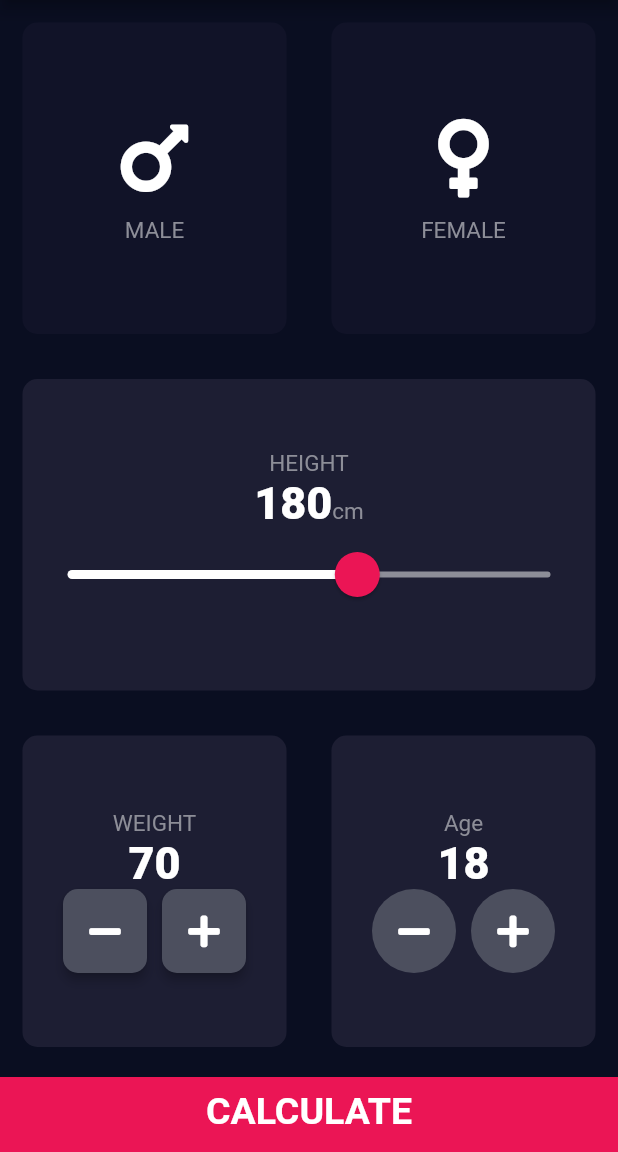
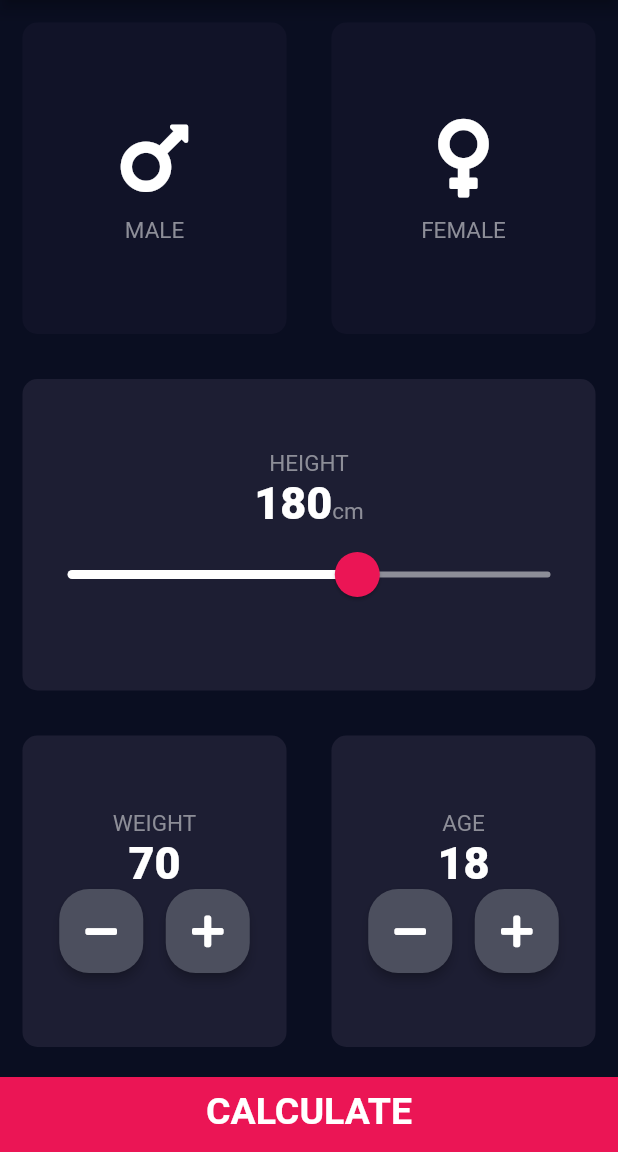
Before and after one commit to cv1927/bmicalculatorflutter, a Flutter app: the screen it shows after launch, on a phone screen of 412 x 824 dp, the part 84-1236 px from its top. Run offline on Flutter 3.47's test engine with Material 2 defaults, Android fonts, the phone set to English and light mode, and no system bars; our stand-ins replace font_awesome_flutter.

```diff
--- a/lib/pages/bmi_menu.dart
+++ b/lib/pages/bmi_menu.dart
@@ -11,6 +11,8 @@ import 'package:bmi_calculator/enums/enum_gender_bmi.dart';
 
 import 'package:bmi_calculator/functions/bmi_brain.dart';
 
+import 'package:bmi_calculator/pages/bmi_result.dart';
+
 class BMIMenu extends StatefulWidget {
   @override
   _BMIMenuState createState() => _BMIMenuState();
@@ -18,18 +20,6 @@ class BMIMenu extends StatefulWidget {
 }
 
 class _BMIMenuState extends State<BMIMenu> {
-  @override
-  Widget build(BuildContext context) {
-    return _ContentBMIMenu();
-  }
-}
-
-class _ContentBMIMenu extends StatefulWidget {
-  @override
-  __ContentBMIMenuState createState() => __ContentBMIMenuState();
-}
-
-class __ContentBMIMenuState extends State<_ContentBMIMenu> {
   BMI_Calculator_Gender selectedGender;
   int height = 180;
   int weight = 70;
@@ -141,65 +131,81 @@ class __ContentBMIMenuState extends State<_ContentBMIMenu> {
                       cardChild: Column(
                         mainAxisAlignment: MainAxisAlignment.center,
                         children: <Widget>[
-                          Text('WEIGHT', style: kLabelTextStyle,),
-                          Text('$weight', style: kNumberTextStyle,),
+                          Text(
+                              'WEIGHT',
+                            style: kLabelTextStyle,
+                          ),
+                          Text(
+                            weight.toString(),
+                            style: kNumberTextStyle,
+                          ),
                           Row(
                             mainAxisAlignment: MainAxisAlignment.center,
                             children: <Widget>[
                               RoundIconButton(
+                                icon: FontAwesomeIcons.minus,
                                 onPress: () {
                                   setState(() {
                                     weight--;
                                   });
                                 },
-                                icon: FontAwesomeIcons.minus,
                               ),
-                              SizedBox(width: 10.0,),
+                              SizedBox(
+                                width: 15.0,
+                              ),
                               RoundIconButton(
+                                icon: FontAwesomeIcons.plus,
                                 onPress: () {
                                   setState(() {
                                     weight++;
                                   });
                                 },
-                                icon: FontAwesomeIcons.plus
                               ),
                             ],
                           )
                         ],
                       ),
-                    )
                     ),
+                  ),
+
+                  Expanded(
+                    child: Row(
+                      children: <Widget>[
                         Expanded(
                           child: CardBMI(
                             colour: kActiveCardColour,
                             cardChild: Column(
                               mainAxisAlignment: MainAxisAlignment.center,
                               children: <Widget>[
-                        Text('Age', style: kLabelTextStyle,),
-                        Text('$age', style: kNumberTextStyle,),
+                                Text(
+                                  'AGE',
+                                  style: kLabelTextStyle,
+                                ),
+                                Text(
+                                  age.toString(),
+                                  style: kNumberTextStyle,
+                                ),
                                 Row(
                                   mainAxisAlignment: MainAxisAlignment.center,
                                   children: <Widget>[
-                            FloatingActionButton(
-                              onPressed: () {
+                                    RoundIconButton(
+                                      icon: FontAwesomeIcons.minus,
+                                      onPress: () {
                                         setState(() {
                                           age--;
                                         });
                                       },
-                              child: Icon(FontAwesomeIcons.minus,color: kIconFloatinButton,),
-                              backgroundColor: kFloatinButton,
-                              elevation: 0.0,
                                     ),
-                            SizedBox(width: 10.0,),
-                            FloatingActionButton(
-                              onPressed: () {
+                                    SizedBox(
+                                      width: 15.0,
+                                    ),
+                                    RoundIconButton(
+                                      icon: FontAwesomeIcons.plus,
+                                      onPress: () {
                                         setState(() {
                                           age++;
                                         });
                                       },
-                              child: Icon(FontAwesomeIcons.plus,color: kIconFloatinButton,),
-                              backgroundColor: kFloatinButton,
-                              elevation: 0.0,
                                     ),
                                   ],
                                 )
@@ -210,11 +216,14 @@ class __ContentBMIMenuState extends State<_ContentBMIMenu> {
                       ],
                     ),
                   ),
+                ],
+              ),
+          ),
 
           BottomButton(
             onTap: () {
               BMIBrain calc = BMIBrain(height: height,weight: weight);
-              Navigator.pushNamed(context, '/results', arguments: calc);
+              Navigator.push(context, MaterialPageRoute(builder: (context) => BMIResult(calc: calc,)));
             },
             buttonTitle: 'CALCULATE',
           )
--- a/lib/pages/bmi_result.dart
+++ b/lib/pages/bmi_result.dart
@@ -7,10 +7,11 @@ import 'package:bmi_calculator/widgets/bmi_bottombutton.dart';
 import 'package:bmi_calculator/functions/bmi_brain.dart';
 
 class BMIResult extends StatelessWidget {
+  BMIResult({this.calc});
+  final BMIBrain calc;
 
   @override
   Widget build(BuildContext context) {
-    BMIBrain calc = ModalRoute.of(context).settings.arguments;
 
     return Scaffold(
       appBar: AppBar(
@@ -38,6 +39,9 @@ class BMIResult extends StatelessWidget {
                     Text(calc.category.toUpperCase(), style: kResultTextStyle,),
                     Text(calc.bmi, style: kBMITextStyle,),
                     Text(calc.description,textAlign: TextAlign.center, style: kBodyTextStyle,),
+                    //Text('Result', style: kResultTextStyle,),
+                    //Text('28.0', style: kBMITextStyle,),
+                    //Text('Description',textAlign: TextAlign.center, style: kBodyTextStyle,),
                   ],
                 ),
               ),
--- a/lib/widgets/bmi_round_button.dart
+++ b/lib/widgets/bmi_round_button.dart
@@ -14,7 +14,7 @@ class RoundIconButton extends StatelessWidget {
         width: 56.0,
         height: 56.0,
       ),
-      shape: RoundedRectangleBorder(borderRadius: BorderRadius.circular(10.0)),
+      shape: RoundedRectangleBorder(borderRadius: BorderRadius.circular(20.0)),
       fillColor: Color(0xFF4C4F5E),
       elevation: 3.0,
       onPressed: onPress,
```
Lines whose indentation alone changed are shown as unchanged.
